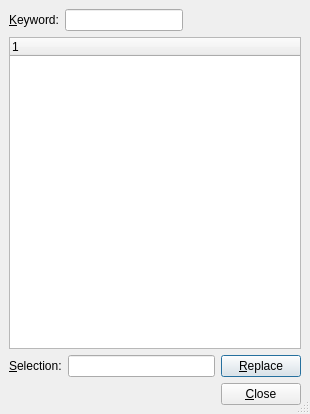
Qt form src/frontends/qt4/ui/ThesaurusUi.ui (rpavlik/lyx-lucid-backport) before a commit.
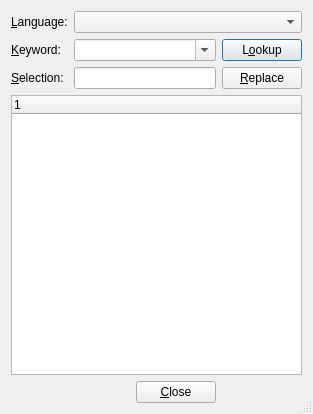
The same form after that commit.

Diff of the .ui file:
```diff
--- a/src/frontends/qt4/ui/ThesaurusUi.ui
+++ b/src/frontends/qt4/ui/ThesaurusUi.ui
@@ -1,133 +1,130 @@
 <ui version="4.0" >
  <class>ThesaurusUi</class>
- <widget class="QDialog" name="ThesaurusUi" >
-  <property name="geometry" >
+ <widget class="QDialog" name="ThesaurusUi">
+  <property name="geometry">
    <rect>
     <x>0</x>
     <y>0</y>
-    <width>310</width>
+    <width>313</width>
     <height>414</height>
    </rect>
   </property>
-  <property name="windowTitle" >
+  <property name="windowTitle">
    <string/>
   </property>
-  <property name="sizeGripEnabled" >
+  <property name="sizeGripEnabled">
    <bool>true</bool>
   </property>
-  <layout class="QGridLayout" >
-   <property name="margin" >
-    <number>9</number>
-   </property>
-   <property name="spacing" >
-    <number>6</number>
-   </property>
-   <item row="1" column="0" >
-    <widget class="QTreeWidget" name="meaningsTV" />
+  <layout class="QGridLayout" name="gridLayout">
+   <item row="0" column="0">
+    <widget class="QLabel" name="languageLA">
+     <property name="text">
+      <string>&amp;Language:</string>
+     </property>
+     <property name="buddy">
+      <cstring>languageCO</cstring>
+     </property>
+    </widget>
    </item>
-   <item row="0" column="0" >
-    <layout class="QHBoxLayout" >
-     <property name="margin" >
-      <number>0</number>
+   <item row="0" column="1" colspan="2">
+    <widget class="QComboBox" name="languageCO">
+     <property name="toolTip">
+      <string>Language of the thesaurus</string>
      </property>
-     <property name="spacing" >
-      <number>6</number>
-     </property>
-     <item>
-      <widget class="QLabel" name="entryLA" >
-       <property name="toolTip" >
+    </widget>
+   </item>
+   <item row="1" column="0">
+    <widget class="QLabel" name="entryLA">
+     <property name="toolTip">
         <string>Index entry</string>
        </property>
-       <property name="text" >
+     <property name="text">
         <string>&amp;Keyword:</string>
        </property>
-       <property name="buddy" >
-        <cstring>entryED</cstring>
+     <property name="buddy">
+      <cstring>entryCO</cstring>
        </property>
       </widget>
      </item>
-     <item>
-      <widget class="QLineEdit" name="entryED" >
-       <property name="toolTip" >
-        <string>Entry</string>
-       </property>
-      </widget>
-     </item>
-     <item>
-      <spacer>
-       <property name="orientation" >
-        <enum>Qt::Horizontal</enum>
-       </property>
-       <property name="sizeType" >
-        <enum>QSizePolicy::Expanding</enum>
-       </property>
-       <property name="sizeHint" >
-        <size>
-         <width>20</width>
-         <height>20</height>
-        </size>
-       </property>
-      </spacer>
-     </item>
-    </layout>
-   </item>
-   <item row="2" column="0" >
-    <layout class="QHBoxLayout" >
-     <property name="margin" >
-      <number>0</number>
-     </property>
-     <property name="spacing" >
-      <number>6</number>
-     </property>
-     <item>
-      <widget class="QLabel" name="selectionLA" >
-       <property name="toolTip" >
+   <item row="1" column="1">
+    <widget class="QComboBox" name="entryCO">
+     <property name="toolTip">
+      <string>Word to look up</string>
+     </property>
+     <property name="editable">
+      <bool>true</bool>
+     </property>
+    </widget>
+   </item>
+   <item row="1" column="2">
+    <widget class="QPushButton" name="lookupPB">
+     <property name="toolTip">
+      <string/>
+     </property>
+     <property name="text">
+      <string>L&amp;ookup</string>
+     </property>
+    </widget>
+   </item>
+   <item row="2" column="0">
+    <widget class="QLabel" name="selectionLA">
+     <property name="toolTip">
         <string>The selected entry</string>
        </property>
-       <property name="text" >
+     <property name="text">
         <string>&amp;Selection:</string>
        </property>
-       <property name="buddy" >
+     <property name="buddy">
         <cstring>replaceED</cstring>
        </property>
       </widget>
      </item>
-     <item>
-      <widget class="QLineEdit" name="replaceED" >
-       <property name="toolTip" >
+   <item row="2" column="1">
+    <widget class="QLineEdit" name="replaceED">
+     <property name="toolTip">
         <string>The selected entry</string>
        </property>
       </widget>
      </item>
-     <item>
-      <widget class="QPushButton" name="replacePB" >
-       <property name="toolTip" >
+   <item row="2" column="2">
+    <widget class="QPushButton" name="replacePB">
+     <property name="toolTip">
         <string>Replace the entry with the selection</string>
        </property>
-       <property name="text" >
+     <property name="text">
         <string>&amp;Replace</string>
        </property>
       </widget>
      </item>
-    </layout>
+   <item row="3" column="0" colspan="3">
+    <widget class="QTreeWidget" name="meaningsTV">
+     <property name="toolTip">
+      <string>Click to select a proposal, double click to look it up.</string>
+     </property>
+     <column>
+      <property name="text">
+       <string notr="true">1</string>
+      </property>
+     </column>
+    </widget>
    </item>
-   <item row="3" column="0" >
-    <layout class="QHBoxLayout" >
-     <property name="margin" >
-      <number>0</number>
-     </property>
-     <property name="spacing" >
+   <item row="4" column="0" colspan="2">
+    <layout class="QHBoxLayout">
+     <property name="spacing">
       <number>6</number>
      </property>
+     <property name="margin">
+      <number>0</number>
+     </property>
      <item>
       <spacer>
-       <property name="orientation" >
+       <property name="orientation">
         <enum>Qt::Horizontal</enum>
        </property>
-       <property name="sizeType" >
+       <property name="sizeType">
         <enum>QSizePolicy::Expanding</enum>
        </property>
-       <property name="sizeHint" >
+       <property name="sizeHint" stdset="0">
         <size>
          <width>20</width>
          <height>20</height>
@@ -136,8 +133,8 @@
       </spacer>
      </item>
      <item>
-      <widget class="QPushButton" name="closePB" >
-       <property name="text" >
+      <widget class="QPushButton" name="closePB">
+       <property name="text">
         <string>&amp;Close</string>
        </property>
       </widget>
```
Left out of the diff: 15 changed lines with no effect on the pictures. Lines whose indentation alone changed are shown as unchanged.
